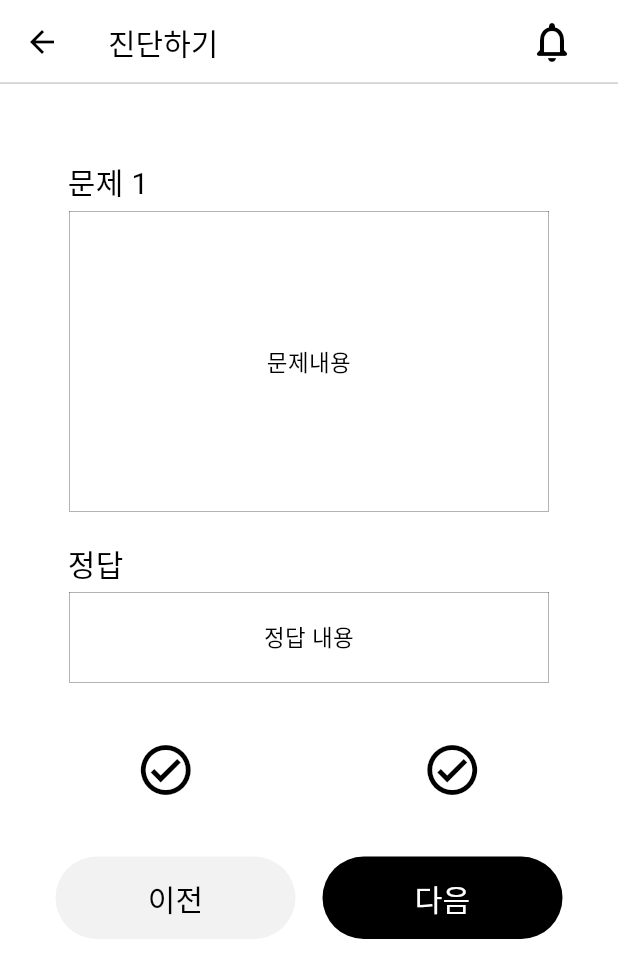
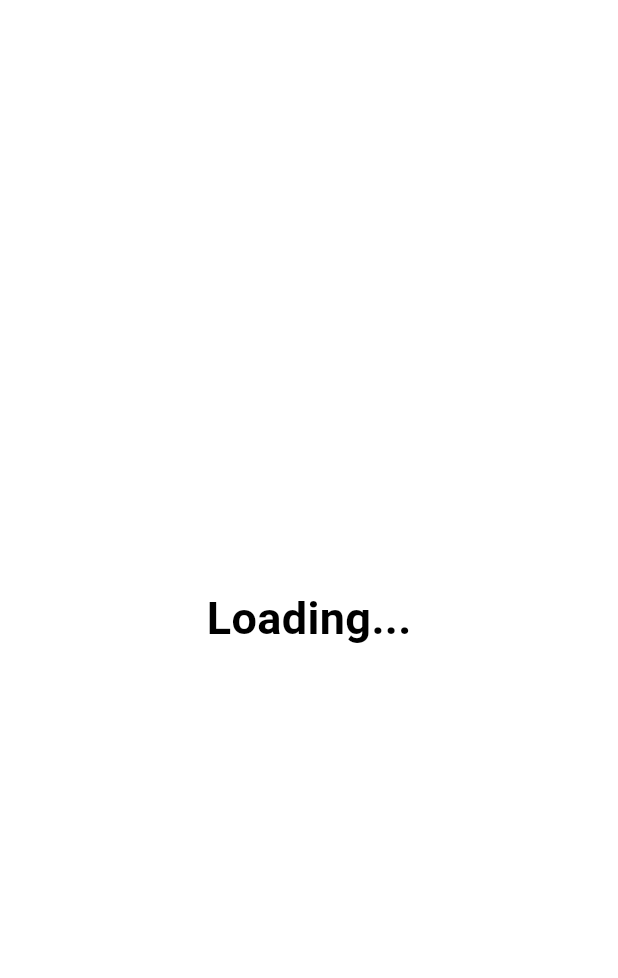
Before and after one commit to AntiHeimer/front, a Flutter app: the DiagnosisPage screen opened directly, after a tap on "다음", on a phone screen of 412 x 824 dp. Shown: the top 978 px of the screen. Run offline on Flutter 3.47's test engine with Material 3 defaults, Android fonts, the phone set to English and light mode, and no system bars; our stand-ins replace flutter_dotenv.

Commit message:
create loading page

```diff
--- a/lib/Diagnosis/page/diagnosis_page.dart
+++ b/lib/Diagnosis/page/diagnosis_page.dart
@@ -1,6 +1,7 @@
 import 'package:anti_heimer/Main/component/app_bar/app_bar3.dart';
 import 'package:anti_heimer/Main/component/main_button_small_black.dart';
 import 'package:anti_heimer/Main/component/main_button_small_gray.dart';
+import 'package:anti_heimer/Main/page/loading_page.dart';
 import 'package:flutter/material.dart';
 
 class DiagnosisPage extends StatefulWidget {
@@ -50,11 +51,19 @@ class _DiagnosisPageState extends State<DiagnosisPage> {
               children: <Widget>[
                 MainButtonSmallGray(text: '이전', onPressed: () {}),
                 const Padding(padding: EdgeInsets.only(left: 18)),
-              MainButtonSmallBlack(text: '다음', onPressed: () {}),
+                MainButtonSmallBlack(
+                    text: '다음',
+                    onPressed: () {
+                      Navigator.push(context,
+                          MaterialPageRoute(builder: (context) {
+                        return LoadingPage();
+                      }));
+                    }),
               ],
             ),
           ],
-      )),
+        ),
+      ),
     );
   }
 }
--- /dev/null
+++ b/lib/Main/page/loading_page.dart
@@ -0,0 +1,14 @@
+import 'package:flutter/material.dart';
+
+class LoadingPage extends StatelessWidget {
+  @override
+  Widget build(BuildContext context) {
+    return const Scaffold(
+      body: Center(
+          child: Text(
+        "Loading...",
+        style: TextStyle(fontSize: 30, fontWeight: FontWeight.bold),
+      )),
+    );
+  }
+}
```
Lines whose indentation alone changed are shown as unchanged.
